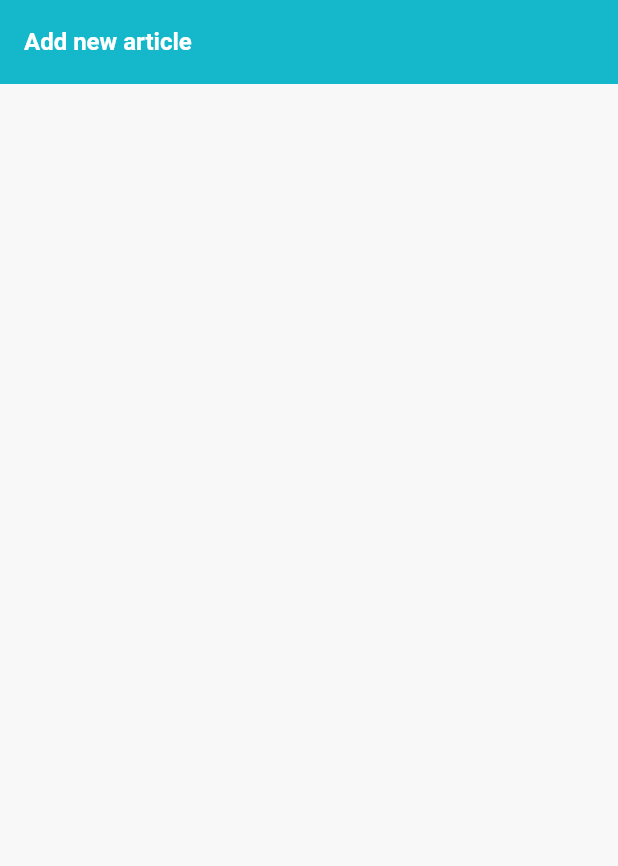
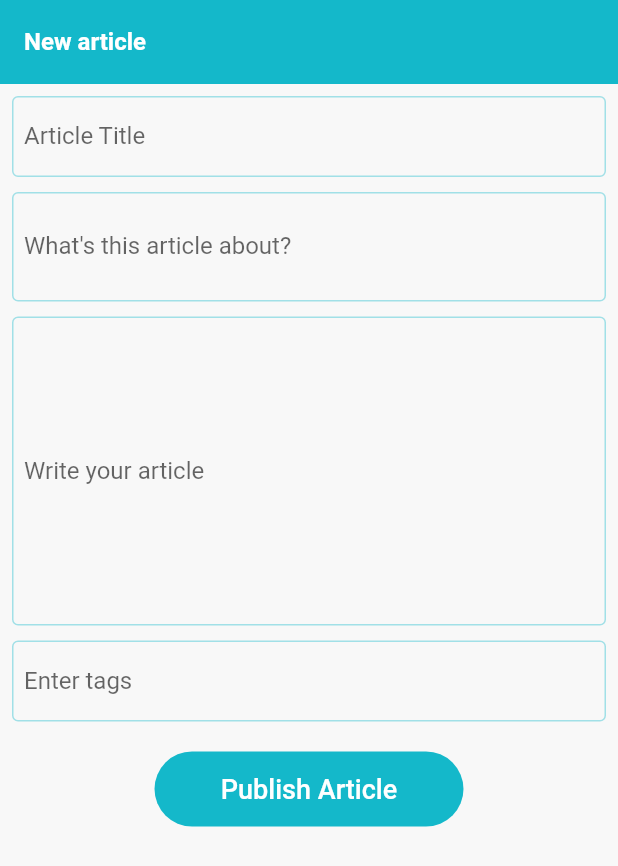
Before and after one commit to kcrabin/conduit, a Flutter app: the AddArticleScreen screen opened directly, on a phone screen of 412 x 824 dp. Shown: the top 866 px of the screen. Run offline on Flutter 3.47's test engine with Material 2 defaults, Android fonts, the phone set to English and light mode, and no system bars; our stand-ins replace dio, flutter_secure_storage, get, internet_connection_checker, pretty_dio_logger; accounts and stored records are empty.

Commit message:
adding new article feature added and name of come class changed

```diff
--- a/lib/core/presentation/routes/app_routes.dart
+++ b/lib/core/presentation/routes/app_routes.dart
@@ -6,7 +6,9 @@ import 'package:conduit/features/auth/presentation/controllers/dI/splash_binding
 import 'package:conduit/features/auth/presentation/screens/login_screen.dart';
 import 'package:conduit/features/auth/presentation/screens/register_screen.dart';
 import 'package:conduit/features/auth/presentation/screens/splash_screen.dart';
-import 'package:conduit/features/home/presentation/controllers/dI/article_bindings.dart';
+import 'package:conduit/features/home/presentation/controllers/dI/add_new_article_bindings.dart';
+import 'package:conduit/features/home/presentation/controllers/dI/get_all_article_bindings.dart';
+import 'package:conduit/features/home/presentation/screens/add_article_screen.dart';
 import 'package:conduit/features/home/presentation/screens/home_page_screen.dart';
 import 'package:conduit/features/home/presentation/screens/widgets/article_detail_screen.dart';
 import 'package:conduit/features/navigation/presentation/controller/dI/navigation_bindings.dart';
@@ -34,7 +36,7 @@ class AppRoutes {
     GetPage(
       name: Routes.home,
       page: () => HomePageScreen(),
-      binding: ArticleBinding(),
+      binding: GetAllArticleBinding(),
     ),
     GetPage(
       name: Routes.articleDetail,
@@ -56,8 +58,14 @@ class AppRoutes {
         page: () => NavigationScreen(),
         bindings: [
           NavigationBinding(),
-          ArticleBinding(),
-        ])
+          GetAllArticleBinding(),
+          AddNewArticleBindings(),
+        ]),
+    GetPage(
+      name: Routes.addArticleScreen,
+      page: () => AddArticleScreen(),
+      binding: AddNewArticleBindings(),
+    )
   ];
 }
 
@@ -68,4 +76,5 @@ class Routes {
   static const articleDetail = "/ArticleDetail";
   static const splashScreen = "/splashScreen";
   static const navigationScreen = "/navigation";
+  static const addArticleScreen = "/addNewArticle";
 }
--- a/lib/core/presentation/widgets/textfield.dart
+++ b/lib/core/presentation/widgets/textfield.dart
@@ -6,6 +6,7 @@ class CustomTextField extends StatefulWidget {
   TextEditingController controller;
   String labelText;
   String? Function(String?)? validator;
+  int? lines;
 
   CustomTextField(
       {Key? key,
@@ -13,7 +14,8 @@ class CustomTextField extends StatefulWidget {
       this.inputType,
       required this.controller,
       required this.labelText,
-      required this.validator})
+      this.validator,
+      this.lines})
       : super(key: key);
 
   @override
@@ -31,6 +33,7 @@ class _CustomTextFieldState extends State<CustomTextField> {
   @override
   Widget build(BuildContext context) {
     return TextFormField(
+      maxLines: widget.lines,
       obscureText: _obscureText,
       keyboardType: widget.inputType,
       controller: widget.controller,
--- a/lib/features/home/data/model/article_model.dart
+++ b/lib/features/home/data/model/article_model.dart
@@ -17,6 +17,25 @@ class Article {
       _data["articles"] = articles?.map((e) => e.toJson()).toList();
     }
     _data["articlesCount"] = articlesCount;
+    return _data;
+  }
+}
+
+class PostArticle {
+  Articles? articles;
+
+  PostArticle({this.articles});
+
+  PostArticle.fromJson(Map<String, dynamic> json) {
+    articles =
+        json["article"] == null ? null : Articles.fromJson(json["article"]);
+  }
+
+  Map<String, dynamic> toJson() {
+    final Map<String, dynamic> _data = <String, dynamic>{};
+    if (articles != null) {
+      _data["article"] = articles?.toJson();
+    }
     return _data;
   }
 }
--- a/lib/features/home/data/source/remote/article_remote_data_source.dart
+++ b/lib/features/home/data/source/remote/get_all_article_remote_data_source.dart
@@ -2,14 +2,14 @@ import 'package:dio/dio.dart';
 
 import '../../../../../core/data/source/remote/api_constants.dart';
 
-abstract class ArticleRemoteDataSource {
+abstract class GetAllArticleRemoteDataSource {
   Future<dynamic> getAllArticles();
 }
 
-class ArticleRemoteDataSourceImpl implements ArticleRemoteDataSource {
+class GetAllArticleRemoteDataSourceImpl implements GetAllArticleRemoteDataSource {
   final Dio dio;
 
-  ArticleRemoteDataSourceImpl({required this.dio});
+  GetAllArticleRemoteDataSourceImpl({required this.dio});
 
   @override
   Future getAllArticles() {
--- /dev/null
+++ b/lib/features/home/domain/repository/add_new_article_repository.dart
@@ -0,0 +1,5 @@
+import 'package:conduit/features/home/data/model/article_model.dart';
+
+abstract class AddNewArticleRepository {
+  addArticle(PostArticle postArticles);
+}
--- a/lib/features/home/domain/repository/article_repository.dart
+++ /dev/null
@@ -1,3 +0,0 @@
-abstract class ArticleRepository {
-  getArticleList();
-}
--- /dev/null
+++ b/lib/features/home/domain/repository/get_all_article_repository.dart
@@ -0,0 +1,3 @@
+abstract class GetAllArticleRepository {
+  getArticleList();
+}
--- /dev/null
+++ b/lib/features/home/presentation/controllers/add_new_article_controller.dart
@@ -0,0 +1,44 @@
+import 'package:conduit/features/home/data/model/article_model.dart';
+import 'package:conduit/features/home/data/repository/add_new_article_repository_impl.dart';
+import 'package:conduit/features/home/data/source/remote/add_new_article_remote_data_source.dart';
+import 'package:flutter/material.dart';
+import 'package:get/get.dart';
+
+class AddNewArticleController extends GetxController {
+  late Articles articles;
+  late PostArticle postArticle;
+
+  AddNewArticleRepositoryImpl addNewArticleRepositoryImpl =
+      AddNewArticleRepositoryImpl(
+          addNewArticleRemoteDataSource:
+              Get.find<AddNewArticleRemoteDataSource>());
+
+  List<String> tagList = [];
+
+  TextEditingController titleController = TextEditingController();
+  TextEditingController descriptionController = TextEditingController();
+  TextEditingController bodyController = TextEditingController();
+  TextEditingController tagListController = TextEditingController();
+
+  publishArticle() {
+    tagList = tagListController.text.split(" ");
+
+    articles = Articles(
+      title: titleController.text,
+      description: descriptionController.text,
+      body: bodyController.text,
+      tagList: tagList,
+    );
+
+    postArticle = PostArticle(articles: articles);
+
+    var hasData = addNewArticleRepositoryImpl.addArticle(postArticle);
+
+    print('this is boolean form controller--------$hasData');
+
+    // titleController.clear();
+    // descriptionController.clear();
+    // bodyController.clear();
+    // tagList.clear();
+  }
+}
--- a/lib/features/home/presentation/controllers/article_controller.dart
+++ b/lib/features/home/presentation/controllers/get_all_article_controller.dart
@@ -1,10 +1,10 @@
-import 'package:conduit/features/home/domain/repository/article_repository.dart';
+import 'package:conduit/features/home/domain/repository/get_all_article_repository.dart';
 import 'package:get/get_state_manager/get_state_manager.dart';
 import 'package:get/instance_manager.dart';
 
 import '../../data/model/article_model.dart';
 
-class ArticleController extends GetxController {
+class GetAllArticleController extends GetxController {
   @override
   void onInit() {
     fetchAllArticles();
@@ -24,7 +24,7 @@ class ArticleController extends GetxController {
   fetchAllArticles() async {
     isLoading = true;
     // articleList = await Get.find<ArticleRepository>().getArticleList();
-    var data = await Get.find<ArticleRepository>().getArticleList();
+    var data = await Get.find<GetAllArticleRepository>().getArticleList();
     articleList =
         data['articles'].map<Articles>((e) => Articles.fromJson(e)).toList();
     final articleCount = data['articlesCount'];
--- a/lib/features/home/presentation/screens/add_article_screen.dart
+++ b/lib/features/home/presentation/screens/add_article_screen.dart
@@ -1,12 +1,75 @@
+import 'package:conduit/core/presentation/utils/spacing.dart';
+import 'package:conduit/core/presentation/utils/validators.dart';
+import 'package:conduit/core/presentation/widgets/custom_elevated_button.dart';
+import 'package:conduit/core/presentation/widgets/textfield.dart';
+import 'package:conduit/features/home/presentation/controllers/add_new_article_controller.dart';
 import 'package:flutter/material.dart';
+import 'package:get/get.dart';
 
 class AddArticleScreen extends StatelessWidget {
   const AddArticleScreen({super.key});
 
   @override
   Widget build(BuildContext context) {
+    final _formkey = GlobalKey<FormState>();
+    // final addArticleController = Get.find<AddNewArticleController>();
     return Scaffold(
-      appBar: AppBar(title: Text('Add new article')),
+      appBar: AppBar(title: Text('New article')),
+      body: SingleChildScrollView(
+        child: GetBuilder<AddNewArticleController>(builder: (controller) {
+          return Padding(
+            padding: const EdgeInsets.all(8.0),
+            child: Form(
+              key: _formkey,
+              child: Column(
+                children: [
+                  CustomTextField(
+                    lines: 2,
+                    controller: controller.titleController,
+                    labelText: 'Article Title',
+                    validator: (value) => Validators.validateComment(value!),
+                  ),
+                  Spacing.sizeBoxH_10(),
+                  CustomTextField(
+                    lines: 3,
+                    controller: controller.descriptionController,
+                    labelText: 'What\'s this article about?',
+                    validator: (value) => Validators.validateComment(value!),
+                  ),
+                  Spacing.sizeBoxH_10(),
+                  CustomTextField(
+                    lines: 10,
+                    controller: controller.bodyController,
+                    labelText: 'Write your article',
+                    validator: (value) => Validators.validateComment(value!),
+                  ),
+                  Spacing.sizeBoxH_10(),
+                  CustomTextField(
+                    lines: 2,
+                    controller: controller.tagListController,
+                    labelText: 'Enter tags',
+                    // validator: (value) => Validators.validateComment(value!),
+                  ),
+                  Spacing.sizeBoxH_20(),
+                  CustomElevtedButton(
+                      onClicked: () {
+                        if (_formkey.currentState!.validate()) {
+                          controller.publishArticle();
+
+                        } else {
+                          Get.snackbar("Empty Fields",
+                              "You cannot publish empty article");
+                        }
+                      },
+                      minSize:
+                          Size(MediaQuery.of(context).size.width * 0.5, 50),
+                      name: 'Publish Article')
+                ],
+              ),
+            ),
+          );
+        }),
+      ),
     );
   }
 }
--- a/lib/features/navigation/presentation/controller/dI/navigation_bindings.dart
+++ b/lib/features/navigation/presentation/controller/dI/navigation_bindings.dart
@@ -1,4 +1,4 @@
-import 'package:conduit/features/home/presentation/controllers/article_controller.dart';
+import 'package:conduit/features/home/presentation/controllers/get_all_article_controller.dart';
 import 'package:conduit/features/navigation/presentation/controller/navigation_controller.dart';
 import 'package:get/instance_manager.dart';
 
@@ -9,7 +9,7 @@ class NavigationBinding implements Bindings {
       () => NavigationController(),
     );
     Get.lazyPut(
-      () => ArticleController(),
+      () => GetAllArticleController(),
     );
   }
 }
--- a/pubspec.yaml
+++ b/pubspec.yaml
@@ -49,6 +49,8 @@ dependencies:
   # Flutter Secure Storage provides API to store data in secure storage. Keychain is used in iOS, KeyStore based solution is used in Android.
   flutter_secure_storage: ^7.0.1
 
+  # Pretty Dio logger is a Dio interceptor that logs network calls in a pretty, easy to read format.
+  pretty_dio_logger: ^1.1.1
 
 
 dev_dependencies:
```
Also changed, not shown: lib/features/home/data/model/post_article_model.dart (added, +45 -0 lines), lib/features/home/data/repository/add_new_article_repository_impl.dart (added, +36 -0 lines), lib/features/home/data/repository/get_all_article_repository_impl.dart (renamed from lib/features/home/data/repository/article_repository_impl.dart, +5 -6 lines), lib/features/home/data/source/remote/add_new_article_remote_data_source.dart (added, +38 -0 lines), lib/features/home/presentation/controllers/dI/add_new_article_bindings.dart (added, +25 -0 lines), lib/features/home/presentation/controllers/dI/article_bindings.dart (deleted, +0 -25 lines), lib/features/home/presentation/controllers/dI/get_all_article_bindings.dart (added, +25 -0 lines), lib/features/home/presentation/screens/home_page_screen.dart (+4 -4 lines), pubspec.lock.
